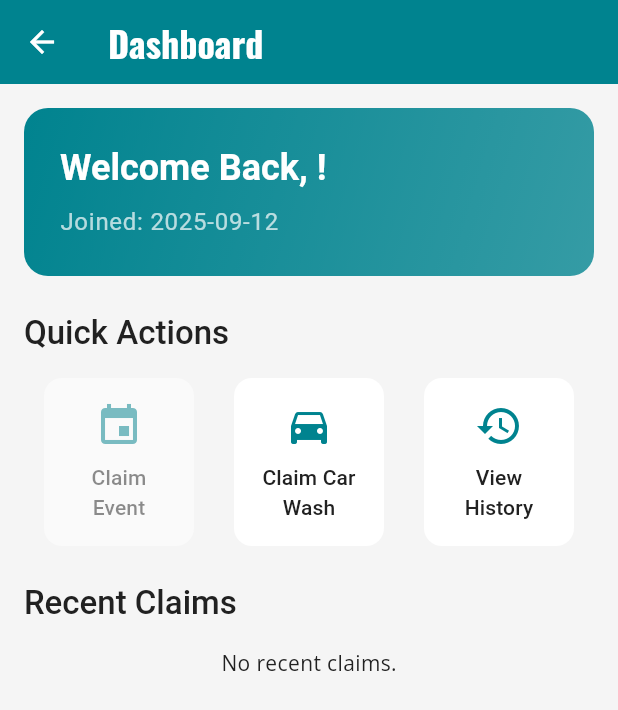
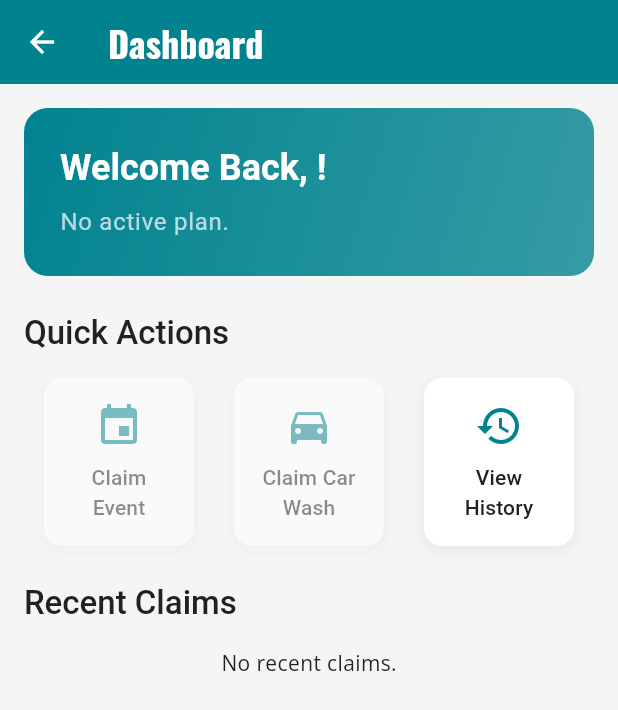
Before and after one commit to vegetamojacko/myapp, a Flutter app: the HomeScreen screen opened directly, on a phone screen of 412 x 824 dp. Shown: the top 710 px of the screen. Run offline on Flutter 3.47's test engine with Material 3 defaults, Android fonts, the phone set to English and light mode, and no system bars; our stand-ins replace equatable, flutter_bloc, flutter_staggered_animations, flutter_svg, go_router, google_fonts and 1 more; accounts and stored records are empty; project files that could hold a hidden picture were left out.

Commit message:
king vaera 9

```diff
--- a/lib/providers/user_provider.dart
+++ b/lib/providers/user_provider.dart
@@ -5,14 +5,7 @@ class UserProvider with ChangeNotifier {
   String _name = '';
   String _email = 'alex.doe@example.com';
   String _contactNumber = '';
-  Map<String, dynamic>? _selectedPlan = {
-    'name': 'Premium Ticket Insurance',
-    'price': r'$49.99/month',
-    'benefits': 'Event cancellations, Postponements, and more',
-    'dateJoined': DateFormat('yyyy-MM-dd').format(DateTime.now()),
-    'amountAvailable': 2500.0,
-    'amountUsed': 0.0,
-  };
+  Map<String, dynamic>? _selectedPlan;
 
   String get name => _name;
   String get email => _email;
--- a/lib/screens/home_screen.dart
+++ b/lib/screens/home_screen.dart
@@ -1,6 +1,7 @@
 
 import 'package:flutter/material.dart';
 import 'package:flutter_bloc/flutter_bloc.dart';
+import 'package:go_router/go_router.dart';
 import 'package:provider/provider.dart';
 
 import '../blocs/claims/claims_bloc.dart';
@@ -108,7 +109,15 @@ class HomeScreen extends StatelessWidget {
                   ),
                 ],
               ),
-          ],
+          ] else ...[
+            Text(
+              'No active plan.',
+              style: Theme.of(context)
+                  .textTheme
+                  .bodyLarge!
+                  .copyWith(color: Colors.white70),
+            )
+          ]
         ],
       ),
     );
@@ -164,13 +173,14 @@ class HomeScreen extends StatelessWidget {
               context,
               icon: Icons.directions_car,
               label: 'Claim Car Wash',
-              onTap: hasSufficientFunds ? () => _showCarWashClaimSheet(context, claim: null) : null,
+              onTap:
+                  hasSufficientFunds && hasPlan ? () => _showCarWashClaimSheet(context, claim: null) : null,
             ),
             _buildActionCard(
               context,
               icon: Icons.history,
               label: 'View History',
-              onTap: () => context.read<NavigationProvider>().navigateToPage(1),
+              onTap: () => context.go('/claims'),
             ),
           ],
         ),
@@ -191,8 +201,16 @@ class HomeScreen extends StatelessWidget {
           width: 100,
           padding: const EdgeInsets.all(16.0),
           decoration: BoxDecoration(
-            color: Theme.of(context).colorScheme.surfaceContainerHighest,
+            color: Theme.of(context).colorScheme.surface,
             borderRadius: BorderRadius.circular(12.0),
+            boxShadow: [
+              BoxShadow(
+                color: Colors.black.withOpacity(0.05),
+                spreadRadius: 1,
+                blurRadius: 5,
+                offset: const Offset(0, 3),
+              ),
+            ],
           ),
           child: Column(
             mainAxisAlignment: MainAxisAlignment.center,
--- a/lib/widgets/banking_details_modal.dart
+++ b/lib/widgets/banking_details_modal.dart
@@ -3,6 +3,7 @@ import 'package:flutter/material.dart';
 import 'package:provider/provider.dart';
 
 import '../providers/banking_provider.dart';
+import '../providers/navigation_provider.dart';
 
 void showBankingDetailsModal(
     BuildContext context, String planName, String planPrice) {
@@ -63,6 +64,7 @@ class _BankingDetailsFormState extends State<BankingDetailsForm> {
       );
       context.read<BankingProvider>().updateBankingInfo(bankingInfo);
       Navigator.pop(context); // Close the modal
+      context.read<NavigationProvider>().navigateToPage(0);
       ScaffoldMessenger.of(context).showSnackBar(
         SnackBar(
           content: Text('${widget.planName} selected!'),
```
Also changed, not shown: 1 other file.
